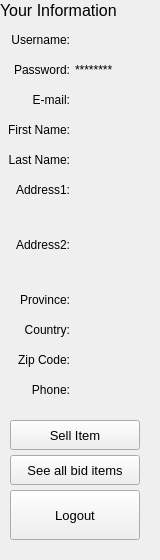
Old version of the form unicorn/ui/user.ui in the repository shiragaP/uAuction.
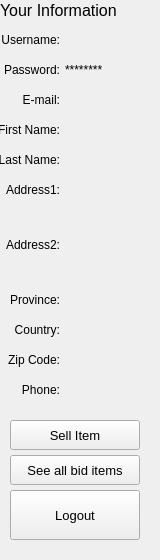
New version of the form.

Patch:
```diff
--- a/unicorn/ui/user.ui
+++ b/unicorn/ui/user.ui
@@ -39,7 +39,7 @@
     <rect>
      <x>0</x>
      <y>60</y>
-     <width>70</width>
+     <width>60</width>
      <height>20</height>
     </rect>
    </property>
@@ -55,7 +55,7 @@
     <rect>
      <x>0</x>
      <y>180</y>
-     <width>70</width>
+     <width>60</width>
      <height>20</height>
     </rect>
    </property>
@@ -71,7 +71,7 @@
     <rect>
      <x>0</x>
      <y>350</y>
-     <width>70</width>
+     <width>60</width>
      <height>20</height>
     </rect>
    </property>
@@ -87,7 +87,7 @@
     <rect>
      <x>0</x>
      <y>290</y>
-     <width>70</width>
+     <width>60</width>
      <height>20</height>
     </rect>
    </property>
@@ -103,7 +103,7 @@
     <rect>
      <x>0</x>
      <y>235</y>
-     <width>70</width>
+     <width>60</width>
      <height>20</height>
     </rect>
    </property>
@@ -119,7 +119,7 @@
     <rect>
      <x>0</x>
      <y>320</y>
-     <width>70</width>
+     <width>60</width>
      <height>20</height>
     </rect>
    </property>
@@ -135,7 +135,7 @@
     <rect>
      <x>0</x>
      <y>90</y>
-     <width>70</width>
+     <width>60</width>
      <height>20</height>
     </rect>
    </property>
@@ -151,7 +151,7 @@
     <rect>
      <x>0</x>
      <y>380</y>
-     <width>70</width>
+     <width>60</width>
      <height>20</height>
     </rect>
    </property>
@@ -167,7 +167,7 @@
     <rect>
      <x>0</x>
      <y>120</y>
-     <width>70</width>
+     <width>60</width>
      <height>20</height>
     </rect>
    </property>
@@ -183,7 +183,7 @@
     <rect>
      <x>0</x>
      <y>30</y>
-     <width>70</width>
+     <width>60</width>
      <height>20</height>
     </rect>
    </property>
@@ -199,7 +199,7 @@
     <rect>
      <x>0</x>
      <y>150</y>
-     <width>70</width>
+     <width>60</width>
      <height>20</height>
     </rect>
    </property>
@@ -213,9 +213,9 @@
   <widget class="QLabel" name="label_06_lastname">
    <property name="geometry">
     <rect>
-     <x>75</x>
+     <x>65</x>
      <y>150</y>
-     <width>75</width>
+     <width>90</width>
      <height>20</height>
     </rect>
    </property>
@@ -229,9 +229,9 @@
   <widget class="QLabel" name="label_07_address1">
    <property name="geometry">
     <rect>
-     <x>75</x>
+     <x>65</x>
      <y>183</y>
-     <width>75</width>
+     <width>90</width>
      <height>50</height>
     </rect>
    </property>
@@ -245,9 +245,9 @@
   <widget class="QLabel" name="label_08_address2">
    <property name="geometry">
     <rect>
-     <x>75</x>
+     <x>65</x>
      <y>238</y>
-     <width>75</width>
+     <width>90</width>
      <height>50</height>
     </rect>
    </property>
@@ -261,9 +261,9 @@
   <widget class="QLabel" name="label_10_country">
    <property name="geometry">
     <rect>
-     <x>75</x>
+     <x>65</x>
      <y>320</y>
-     <width>75</width>
+     <width>90</width>
      <height>20</height>
     </rect>
    </property>
@@ -277,9 +277,9 @@
   <widget class="QLabel" name="label_01_username">
    <property name="geometry">
     <rect>
-     <x>75</x>
+     <x>65</x>
      <y>30</y>
-     <width>75</width>
+     <width>90</width>
      <height>20</height>
     </rect>
    </property>
@@ -293,9 +293,9 @@
   <widget class="QLabel" name="label_11_zipcode">
    <property name="geometry">
     <rect>
-     <x>75</x>
+     <x>65</x>
      <y>350</y>
-     <width>75</width>
+     <width>90</width>
      <height>20</height>
     </rect>
    </property>
@@ -309,9 +309,9 @@
   <widget class="QLabel" name="label_09_province">
    <property name="geometry">
     <rect>
-     <x>75</x>
+     <x>65</x>
      <y>290</y>
-     <width>75</width>
+     <width>90</width>
      <height>20</height>
     </rect>
    </property>
@@ -325,9 +325,9 @@
   <widget class="QLabel" name="label_02_password">
    <property name="geometry">
     <rect>
-     <x>75</x>
+     <x>65</x>
      <y>60</y>
-     <width>75</width>
+     <width>90</width>
      <height>20</height>
     </rect>
    </property>
@@ -341,9 +341,9 @@
   <widget class="QLabel" name="label_12_phonenumber">
    <property name="geometry">
     <rect>
-     <x>75</x>
+     <x>65</x>
      <y>380</y>
-     <width>75</width>
+     <width>90</width>
      <height>20</height>
     </rect>
    </property>
@@ -357,9 +357,9 @@
   <widget class="QLabel" name="label_04_email">
    <property name="geometry">
     <rect>
-     <x>75</x>
+     <x>65</x>
      <y>90</y>
-     <width>75</width>
+     <width>90</width>
      <height>20</height>
     </rect>
    </property>
@@ -373,9 +373,9 @@
   <widget class="QLabel" name="label_05_firstname">
    <property name="geometry">
     <rect>
-     <x>75</x>
+     <x>65</x>
      <y>120</y>
-     <width>75</width>
+     <width>90</width>
      <height>20</height>
     </rect>
    </property>
```
